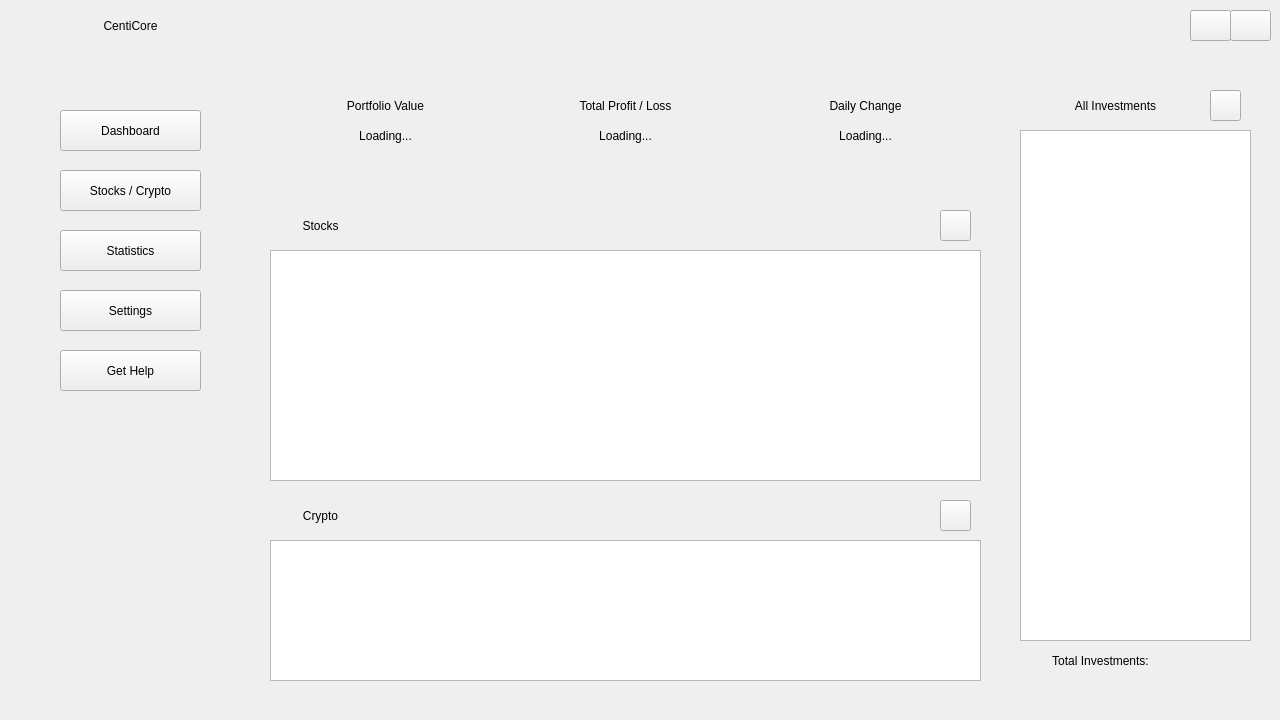
Above: src/view/ui/asset_page.ui from OmerElmaliach/CentiCore before the change. Below: the same form after it.
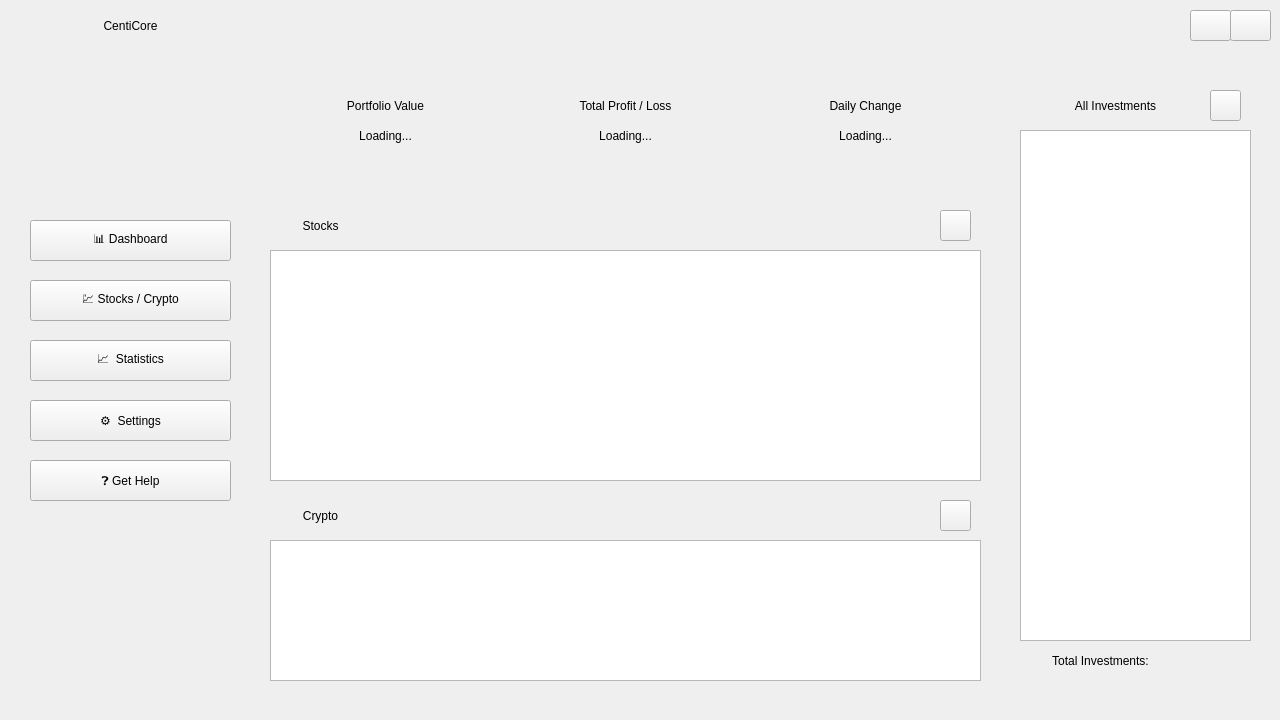
That is the form after the change. Icons and pictures are not drawn.

Commit message: Reworked pages widget

The edit to the form file:
```diff
--- a/src/view/ui/asset_page.ui
+++ b/src/view/ui/asset_page.ui
@@ -44,84 +44,6 @@
    <string>Dashboard</string>
   </property>
   <widget class="QWidget" name="centralWidget">
-   <widget class="QWidget" name="pageWidget" native="true">
-    <property name="geometry">
-     <rect>
-      <x>30</x>
-      <y>80</y>
-      <width>201</width>
-      <height>601</height>
-     </rect>
-    </property>
-    <property name="autoFillBackground">
-     <bool>false</bool>
-    </property>
-    <widget class="QPushButton" name="dashBoard_btn">
-     <property name="geometry">
-      <rect>
-       <x>30</x>
-       <y>30</y>
-       <width>141</width>
-       <height>41</height>
-      </rect>
-     </property>
-     <property name="text">
-      <string>Dashboard</string>
-     </property>
-    </widget>
-    <widget class="QPushButton" name="stocks_btn">
-     <property name="geometry">
-      <rect>
-       <x>30</x>
-       <y>90</y>
-       <width>141</width>
-       <height>41</height>
-      </rect>
-     </property>
-     <property name="text">
-      <string>Stocks / Crypto</string>
-     </property>
-    </widget>
-    <widget class="QPushButton" name="stats_btn">
-     <property name="geometry">
-      <rect>
-       <x>30</x>
-       <y>150</y>
-       <width>141</width>
-       <height>41</height>
-      </rect>
-     </property>
-     <property name="text">
-      <string>Statistics</string>
-     </property>
-    </widget>
-    <widget class="QPushButton" name="settings_btn">
-     <property name="geometry">
-      <rect>
-       <x>30</x>
-       <y>210</y>
-       <width>141</width>
-       <height>41</height>
-      </rect>
-     </property>
-     <property name="text">
-      <string>Settings</string>
-     </property>
-    </widget>
-    <widget class="QPushButton" name="getHelp_btn">
-     <property name="geometry">
-      <rect>
-       <x>30</x>
-       <y>270</y>
-       <width>141</width>
-       <height>41</height>
-      </rect>
-     </property>
-     <property name="text">
-      <string>Get Help</string>
-     </property>
-    </widget>
-   </widget>
    <widget class="QWidget" name="topbarWidget" native="true">
     <property name="geometry">
      <rect>
@@ -587,6 +509,84 @@
      </property>
     </widget>
    </widget>
+   <widget class="QWidget" name="pageWidget" native="true">
+    <property name="geometry">
+     <rect>
+      <x>30</x>
+      <y>200</y>
+      <width>201</width>
+      <height>321</height>
+     </rect>
+    </property>
+    <property name="autoFillBackground">
+     <bool>false</bool>
+    </property>
+    <widget class="QPushButton" name="dashBoard_btn">
+     <property name="geometry">
+      <rect>
+       <x>0</x>
+       <y>20</y>
+       <width>201</width>
+       <height>41</height>
+      </rect>
+     </property>
+     <property name="text">
+      <string>📊 Dashboard</string>
+     </property>
+    </widget>
+    <widget class="QPushButton" name="stocks_btn">
+     <property name="geometry">
+      <rect>
+       <x>0</x>
+       <y>80</y>
+       <width>201</width>
+       <height>41</height>
+      </rect>
+     </property>
+     <property name="text">
+      <string>💹 Stocks / Crypto</string>
+     </property>
+    </widget>
+    <widget class="QPushButton" name="stats_btn">
+     <property name="geometry">
+      <rect>
+       <x>0</x>
+       <y>140</y>
+       <width>201</width>
+       <height>41</height>
+      </rect>
+     </property>
+     <property name="text">
+      <string>📈  Statistics</string>
+     </property>
+    </widget>
+    <widget class="QPushButton" name="settings_btn">
+     <property name="geometry">
+      <rect>
+       <x>0</x>
+       <y>200</y>
+       <width>201</width>
+       <height>41</height>
+      </rect>
+     </property>
+     <property name="text">
+      <string>⚙️  Settings</string>
+     </property>
+    </widget>
+    <widget class="QPushButton" name="getHelp_btn">
+     <property name="geometry">
+      <rect>
+       <x>0</x>
+       <y>260</y>
+       <width>201</width>
+       <height>41</height>
+      </rect>
+     </property>
+     <property name="text">
+      <string>❓ Get Help</string>
+     </property>
+    </widget>
+   </widget>
   </widget>
  </widget>
  <resources/>
```
The commit also changes 8 other files.
